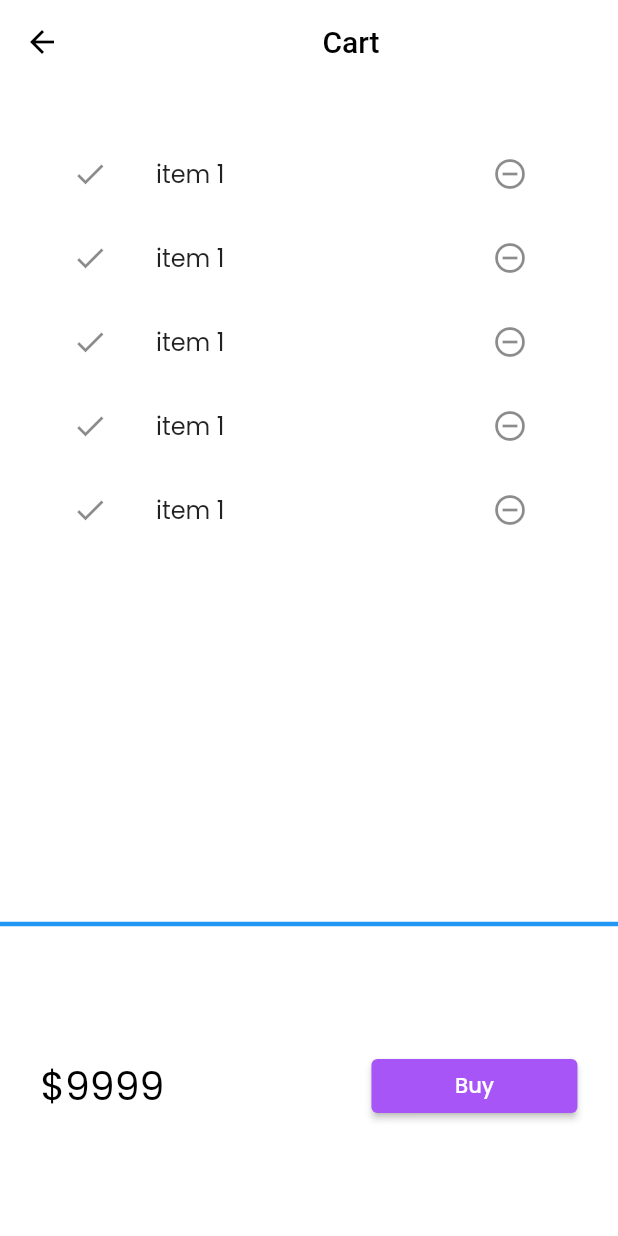
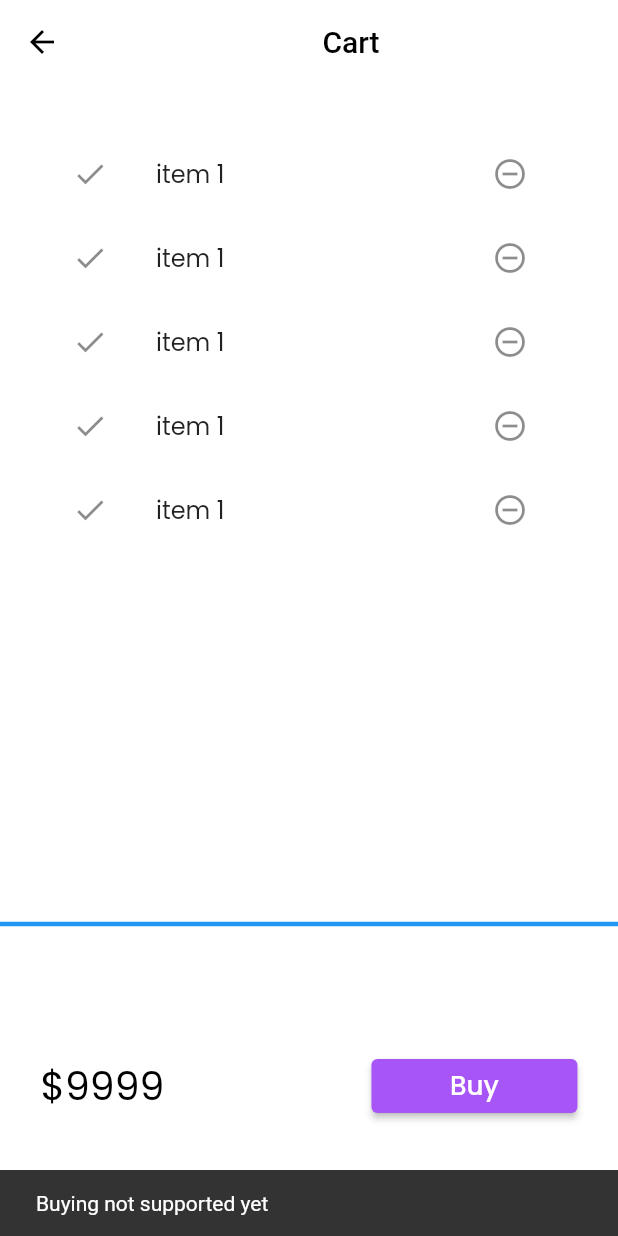
Before and after one commit to gyalche/30daysOfflutter, a Flutter app: the CartPage screen opened by its route, after a tap on the "remove circle outline" icon, on a phone screen of 412 x 824 dp. Run offline on Flutter 3.47's test engine with Material 2 defaults, Android fonts, the phone set to English and light mode, and no system bars; our stand-ins replace google_fonts, velocity_x; network calls fail.

```diff
--- a/lib/cart_page.dart
+++ b/lib/cart_page.dart
@@ -1,3 +1,4 @@
+
 import 'package:day_1/themes.dart';
 import 'package:flutter/cupertino.dart';
 import 'package:flutter/material.dart';
@@ -41,9 +42,10 @@ class _cartTotal extends StatelessWidget {
           ElevatedButton(
             onPressed: (){},
             style: ButtonStyle(
-              backgroundColor: MaterialStateProperty.all(Vx.purple500)
+              backgroundColor: MaterialStateProperty.all(Vx.purple500),
+
             ),
-            child: "Buy".text.white.make()
+            child: "Buy".text.xl.white.make()
             ).wOneThird(context)
 
         ],
@@ -67,7 +69,11 @@ class __cartListState extends State<_cartList> {
         ListTile(
           leading: Icon(Icons.done),
           trailing: IconButton(
-            onPressed: (){},
+            onPressed: (){
+              ScaffoldMessenger.of(context).showSnackBar(SnackBar(
+                content: "Buying not supported yet".text.make(),
+              ));
+            },
              icon: Icon(Icons.remove_circle_outline),
              ),
              title: "item 1".text.make(),
@@ -75,4 +81,6 @@ class __cartListState extends State<_cartList> {
 
     );
   }
+
+
 }
--- a/lib/utils/home_widgets/catalog_list.dart
+++ b/lib/utils/home_widgets/catalog_list.dart
@@ -17,7 +17,7 @@ class CatalogList extends StatelessWidget {
       itemCount: catalogModel.items.length,
       itemBuilder: (context, index){
         // final catalog=catalogModel.items[index];
-        final catalog=catalogModel.getByPosition(index);
+        final catalog=catalogModel.items[index];
         return InkWell(
           onTap: ()=> Navigator.push(context, MaterialPageRoute(builder: (context)=>HomeDetailPage(catalog: catalog))),
           child: CatalogItem(
```
Also changed, not shown: lib/model/cart.dart (added, +34 -0 lines).
